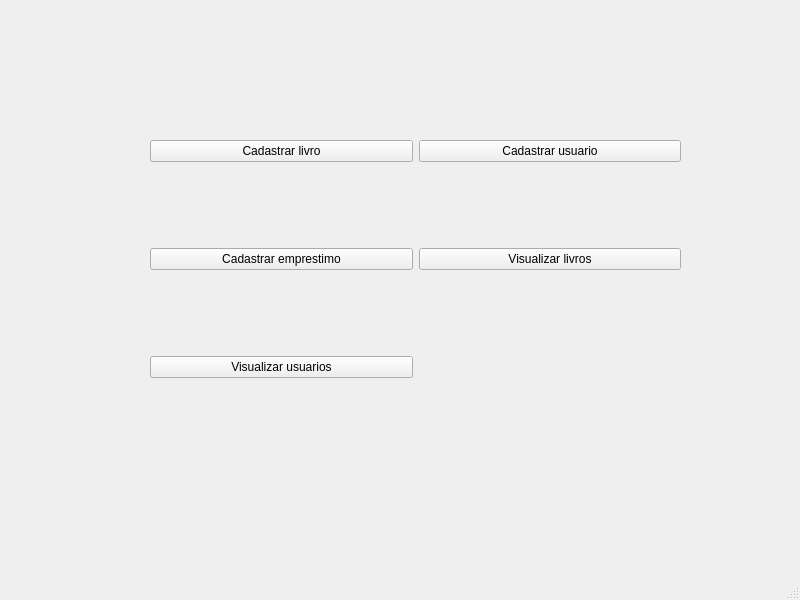
The window that views/main_window.ui (Hawstyyy/biblioteca-poo) describes before a commit, drawn with Qt 5.
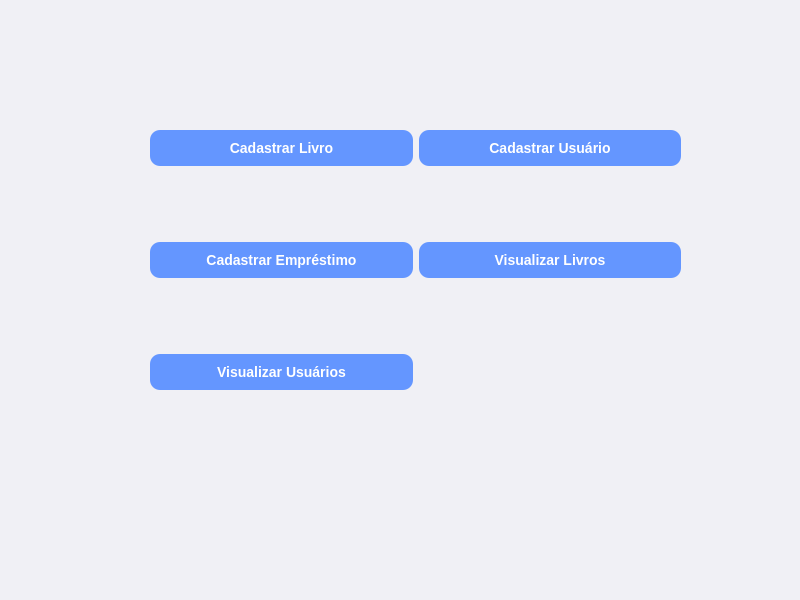
The same window after the commit.

The edit to the form file:
```diff
--- a/views/main_window.ui
+++ b/views/main_window.ui
@@ -11,7 +11,10 @@
    </rect>
   </property>
   <property name="windowTitle">
-   <string>MainWindow</string>
+   <string>Gestão de Livros</string>
+  </property>
+  <property name="styleSheet">
+   <string notr="true">background-color: rgb(240, 240, 245);</string>
   </property>
   <widget class="QWidget" name="centralwidget">
    <widget class="QWidget" name="gridLayoutWidget">
@@ -26,36 +29,51 @@
     <layout class="QGridLayout" name="gridLayout">
      <item row="1" column="1">
       <widget class="QPushButton" name="visualizarLivro">
+       <property name="styleSheet">
+        <string notr="true">background-color: rgb(100, 150, 255); color: white; border-radius: 10px; font: bold 14px; padding: 10px;</string>
+       </property>
        <property name="text">
-        <string>Visualizar livros</string>
+        <string>Visualizar Livros</string>
        </property>
       </widget>
      </item>
      <item row="0" column="0">
       <widget class="QPushButton" name="cadastroButton">
+       <property name="styleSheet">
+        <string notr="true">background-color: rgb(100, 150, 255); color: white; border-radius: 10px; font: bold 14px; padding: 10px;</string>
+       </property>
        <property name="text">
-        <string>Cadastrar livro</string>
+        <string>Cadastrar Livro</string>
        </property>
       </widget>
      </item>
      <item row="0" column="1">
       <widget class="QPushButton" name="cadastroUsuario">
+       <property name="styleSheet">
+        <string notr="true">background-color: rgb(100, 150, 255); color: white; border-radius: 10px; font: bold 14px; padding: 10px;</string>
+       </property>
        <property name="text">
-        <string>Cadastrar usuario</string>
+        <string>Cadastrar Usuário</string>
        </property>
       </widget>
      </item>
      <item row="1" column="0">
       <widget class="QPushButton" name="cadastroEmprestimo">
+       <property name="styleSheet">
+        <string notr="true">background-color: rgb(100, 150, 255); color: white; border-radius: 10px; font: bold 14px; padding: 10px;</string>
+       </property>
        <property name="text">
-        <string>Cadastrar emprestimo</string>
+        <string>Cadastrar Empréstimo</string>
        </property>
       </widget>
      </item>
      <item row="2" column="0">
       <widget class="QPushButton" name="visualizarUsuario">
+       <property name="styleSheet">
+        <string notr="true">background-color: rgb(100, 150, 255); color: white; border-radius: 10px; font: bold 14px; padding: 10px;</string>
+       </property>
        <property name="text">
-        <string>Visualizar usuarios</string>
+        <string>Visualizar Usuários</string>
        </property>
       </widget>
      </item>
```
